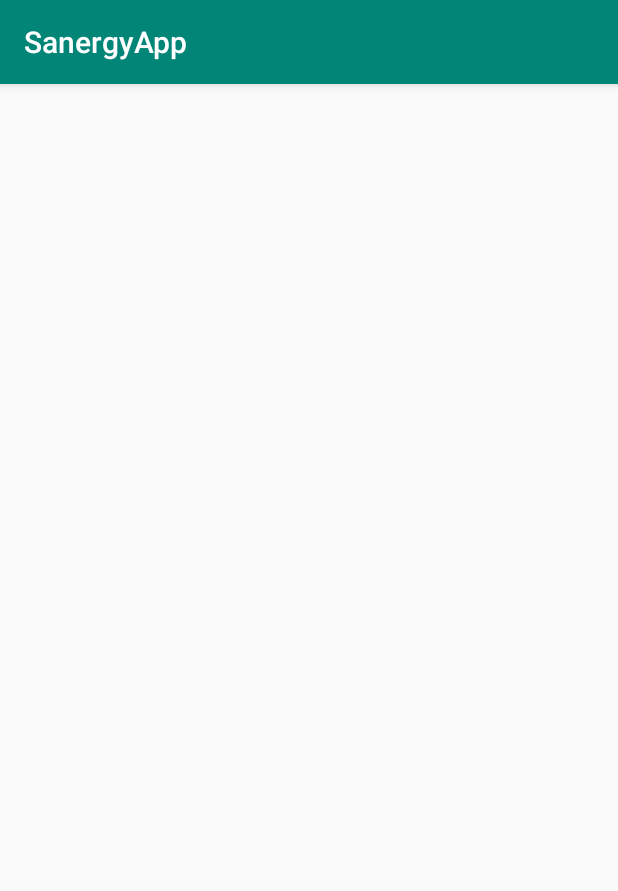
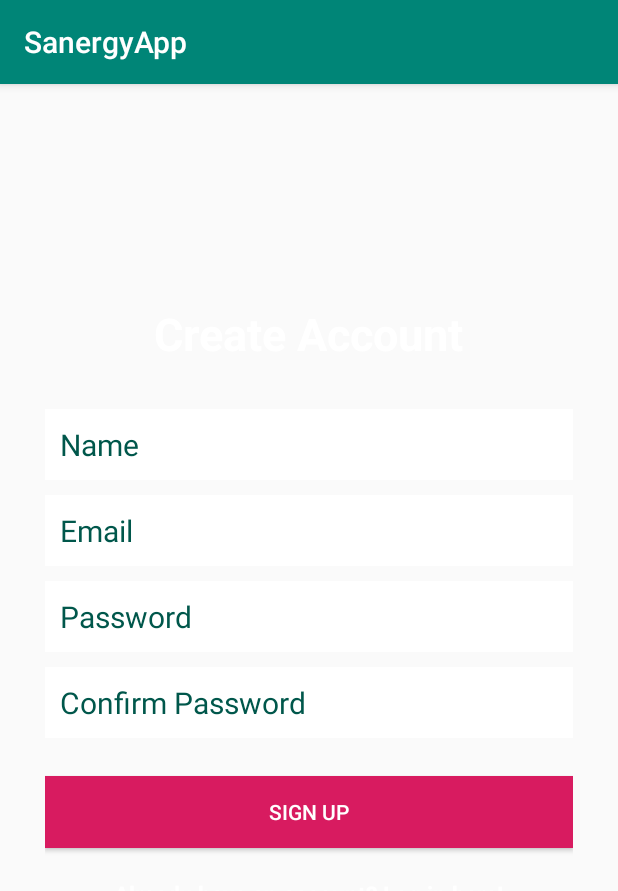
Before and after one commit to SamuelOkoth/Sanergy, an Android app: the CreateAccountActivity screen opened directly, with no data from a screen before it, on a phone screen of 412 x 824 dp. Shown: the top 891 px of the screen. Run offline under Robolectric (Android 15) with nearby library versions, the phone set to English and light mode, and no system bars; our stand-ins replace ButterKnife, Firebase (no records; nobody signed in at launch, a user with empty details on screens opened directly); 1 statement that could not run was skipped.

Commit message:
updated imports& added the respective xml file

```diff
--- a/app/src/main/res/layout/activity_create_account.xml
+++ b/app/src/main/res/layout/activity_create_account.xml
@@ -1,9 +1,102 @@
 <?xml version="1.0" encoding="utf-8"?>
-<androidx.constraintlayout.widget.ConstraintLayout xmlns:android="http://schemas.android.com/apk/res/android"
+<RelativeLayout xmlns:android="http://schemas.android.com/apk/res/android"
     xmlns:app="http://schemas.android.com/apk/res-auto"
     xmlns:tools="http://schemas.android.com/tools"
     android:layout_width="match_parent"
     android:layout_height="match_parent"
     tools:context=".CreateAccountActivity">
+    <LinearLayout
+        android:orientation="vertical"
+        android:layout_width="match_parent"
+        android:layout_height="wrap_content"
+        android:padding="30dp"
+        android:layout_centerVertical="true"
+        android:layout_centerHorizontal="true"
+        android:id="@+id/linearLayout">
+        <EditText
+            android:id="@+id/nameEditText"
+            android:layout_width="match_parent"
+            android:layout_height="wrap_content"
+            android:background="@android:color/white"
+            android:hint="Name"
+            android:nextFocusDown="@+id/passwordEditText"
+            android:padding="10dp"
+            android:layout_marginBottom="10dp"
+            android:textColor="@android:color/black"
+            android:textColorHint="@color/colorPrimaryDark"
+            android:textSize="20sp" />
+        <EditText
+            android:id="@+id/emailEditText"
+            android:layout_width="match_parent"
+            android:layout_height="wrap_content"
+            android:background="@android:color/white"
+            android:hint="Email"
+            android:inputType="textEmailAddress"
+            android:nextFocusDown="@+id/passwordEditText"
+            android:padding="10dp"
+            android:layout_marginBottom="10dp"
+            android:textColor="@android:color/black"
+            android:textColorHint="@color/colorPrimaryDark"
+            android:textSize="20sp" />
 
-</androidx.constraintlayout.widget.ConstraintLayout>
+        <EditText
+            android:id="@+id/passwordEditText"
+            android:layout_width="match_parent"
+            android:layout_height="wrap_content"
+            android:background="@android:color/white"
+            android:hint="Password"
+            android:inputType="textPassword"
+            android:nextFocusDown="@+id/passwordEditText"
+            android:padding="10dp"
+            android:layout_marginBottom="10dp"
+            android:textColor="@android:color/black"
+            android:textColorHint="@color/colorPrimaryDark"
+            android:textSize="20sp" />
+
+        <EditText
+            android:id="@+id/confirmPasswordEditText"
+            android:layout_width="match_parent"
+            android:layout_height="wrap_content"
+            android:background="@android:color/white"
+            android:hint="Confirm Password"
+            android:inputType="textPassword"
+            android:nextFocusDown="@+id/passwordEditText"
+            android:padding="10dp"
+            android:layout_marginBottom="10dp"
+            android:textColor="@android:color/black"
+            android:textColorHint="@color/colorPrimaryDark"
+            android:textSize="20sp" />
+
+
+        <Button
+            android:id="@+id/createUserButton"
+            android:layout_width="match_parent"
+            android:layout_height="wrap_content"
+            android:padding="10dp"
+            android:text="Sign up"
+            android:background="@color/colorAccent"
+            android:layout_marginTop="15dp"
+            android:textColor="@color/colorText" />
+
+        <TextView
+            android:layout_width="wrap_content"
+            android:layout_height="wrap_content"
+            android:layout_marginTop="20dp"
+            android:textColor="@color/colorText"
+            android:textStyle="bold"
+            android:textSize="15sp"
+            android:text="Already have an account? Log in here!"
+            android:id="@+id/loginTextView"
+            android:layout_gravity="center_horizontal" />
+
+    </LinearLayout>
+    <TextView
+        android:layout_width="wrap_content"
+        android:layout_height="wrap_content"
+        android:text="Create Account"
+        android:textColor="@color/colorText"
+        android:textSize="30dp"
+        android:textStyle="bold"
+        android:layout_above="@+id/linearLayout"
+        android:layout_centerHorizontal="true" />
+</RelativeLayout>
```
